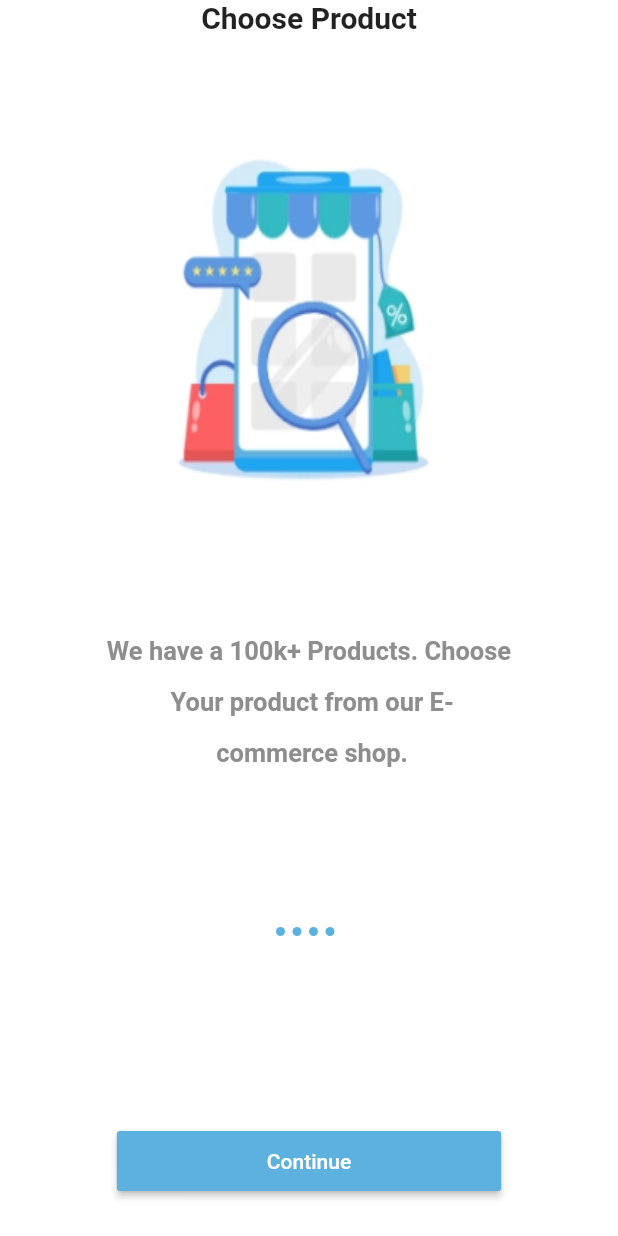
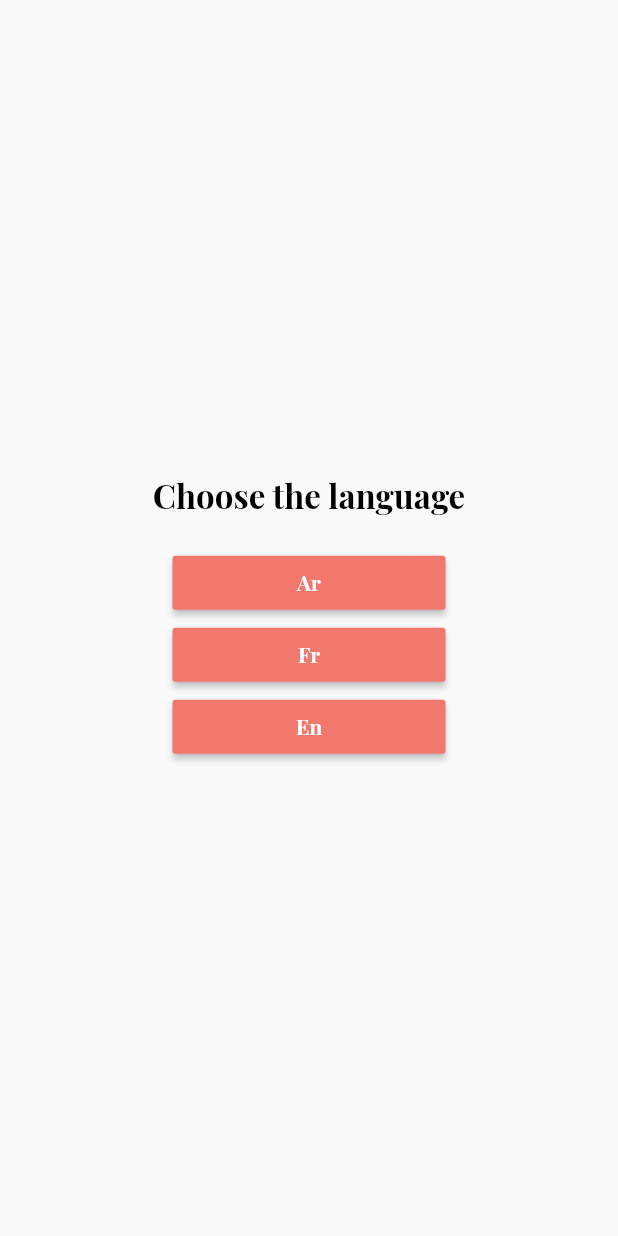
Before and after one commit to elounimedamine/Ecommerce_App_Project, a Flutter app: the screen it shows after launch, on a phone screen of 412 x 824 dp. Run offline on Flutter 3.47's test engine with Material 2 defaults, Android fonts, the phone set to English and light mode, and no system bars; our stand-ins replace get, shared_preferences; project files that could hold a hidden picture were left out.

Commit message:
Last Commit
Signed-off-by: elounimedamine <74010738+elounimedamine@users.noreply.github.com>

```diff
--- a/lib/core/constant/color.dart
+++ b/lib/core/constant/color.dart
@@ -2,5 +2,8 @@ import 'package:flutter/material.dart';
 
 class AppColor {
   static const Color grey = Color(0xff8e8e8e);
-  static const Color primaryColor = Color(0xff5DB1DF);
+  //static const Color primaryColor = Color(0xff5DB1DF);
+  static const Color backgroundcolor = Color(0xffF8F9FD);
+  static const Color black = Color(0xff000000);
+  static const Color primaryColor = Color(0xffF2786D);
 }
--- /dev/null
+++ b/lib/core/constant/routes.dart
@@ -0,0 +1,5 @@
+class AppRoute {
+  static const String onBoarding = "/onboarding";
+  static const String login = "/login"; // '/' pour le Getx, static pour les accéder directement
+
+}
--- /dev/null
+++ b/lib/core/localization/changelocal.dart
@@ -0,0 +1,32 @@
+import 'dart:ui';
+
+import 'package:ecommerce_app_project/core/services/services.dart';
+import 'package:get/get.dart';
+
+class LocalController extends GetxController {
+  Locale? language;
+
+  MyServices myServices = Get.find();
+
+  changeLang(String langcode) {
+    Locale locale = Locale(langcode);
+    myServices.sharedPreferences.setString(
+        "lang", langcode); //pour sauvegarder l'état du langue choisis
+    Get.updateLocale(locale);
+  }
+
+  @override
+  void onInit() {
+    String? sharedPrefLang = myServices.sharedPreferences.getString("lang");
+    if (sharedPrefLang == "ar") {
+      language = const Locale("ar");
+    } else if (sharedPrefLang == "fr") {
+      language = const Locale("fr");
+    } else if (sharedPrefLang == "en") {
+      language = const Locale("en");
+    } else {
+      language = Locale(Get.deviceLocale!.languageCode); //lang par défaut
+    }
+    super.onInit();
+  }
+}
--- /dev/null
+++ b/lib/core/localization/translation.dart
@@ -0,0 +1,11 @@
+import 'package:get/get.dart';
+
+class MyTranslation extends Translations{
+  @override
+  Map<String, Map<String, String>> get keys => {
+    "ar": {"1": "اختر اللغة"},
+    "fr": {"1": "Choisissez la langue"},
+    "en": {"1": "Choose the language"}
+  };
+
+}
--- /dev/null
+++ b/lib/core/services/services.dart
@@ -0,0 +1,15 @@
+import 'package:get/get.dart';
+import 'package:shared_preferences/shared_preferences.dart';
+
+class MyServices extends GetxService {
+  late SharedPreferences sharedPreferences;
+
+  Future<MyServices> init() async {
+    sharedPreferences = await SharedPreferences.getInstance();
+    return this;
+  }
+}
+
+initialServices() async {
+  await Get.putAsync(() => MyServices().init());
+}
--- a/lib/data/datasource/static/static.dart
+++ b/lib/data/datasource/static/static.dart
@@ -5,5 +5,5 @@ List<OnBoardingModel> onBoardingList = [
   OnBoardingModel(title: "Choose Product", body: "We have a 100k+ Products. Choose \n Your product from our E- \n commerce shop.", image: AppImageAsset.onBoardingImageOne),
   OnBoardingModel(title: "Easy & Safe Payment", body:  "Easy Checkout & Safe Payment \n method. Trusted by our Customers \n from all over the world.", image: AppImageAsset.onBoardingImageTwo),
   OnBoardingModel(title: "Track Your Order", body: "Best Tracker has been Used For \n Track your order. You'll know where \n your product is at the moment.", image: AppImageAsset.onBoardingImageThree),
-  OnBoardingModel(title: "Fast Delivery", body: "Reliable And Fast Delivery. We \n Deliver your product the fastest \n way possible.", image: AppImageAsset.onBoardingImageFour),
+  //OnBoardingModel(title: "Fast Delivery", body: "Reliable And Fast Delivery. We \n Deliver your product the fastest \n way possible.", image: AppImageAsset.onBoardingImageFour),
 ];
--- a/lib/main.dart
+++ b/lib/main.dart
@@ -1,9 +1,18 @@
-import 'package:ecommerce_app_project/view/screen/onboarding.dart';
+import 'package:ecommerce_app_project/core/localization/changelocal.dart';
+import 'package:ecommerce_app_project/core/localization/translation.dart';
+import 'package:ecommerce_app_project/core/services/services.dart';
+import 'package:ecommerce_app_project/routes.dart';
+import 'package:ecommerce_app_project/view/screen/language.dart';
 import 'package:flutter/material.dart';
 import 'package:get/get.dart';
 
+import 'core/constant/color.dart';
 
-void main() {
+void main() async {
+  WidgetsFlutterBinding.ensureInitialized();
+
+  await initialServices();
+
   runApp(const MyApp());
 }
 
@@ -13,13 +22,28 @@ class MyApp extends StatelessWidget {
   // This widget is the root of your application.
   @override
   Widget build(BuildContext context) {
+    LocalController controller = Get.put(LocalController());
     return GetMaterialApp(
-      debugShowCheckedModeBanner: false ,
-      title: 'Flutter Demo',
+      translations: MyTranslation(),
+      debugShowCheckedModeBanner: false,
+      title: 'E-commerce Application',
+      locale: controller.language,
       theme: ThemeData(
+        fontFamily: "PlayfairDisplay",
+        textTheme: const TextTheme(
+            headline1: TextStyle(
+                fontWeight: FontWeight.bold,
+                fontSize: 22,
+                color: AppColor.black),
+            bodyText1: TextStyle(
+                height: 2,
+                color: AppColor.grey,
+                fontWeight: FontWeight.bold,
+                fontSize: 15)),
         primarySwatch: Colors.blue,
       ),
-      home:const OnBoarding(),
+      home: const Language(), //OnBoarding(),
+      routes: routes,
     );
   }
 }
--- /dev/null
+++ b/lib/routes.dart
@@ -0,0 +1,9 @@
+import 'package:ecommerce_app_project/core/constant/routes.dart';
+import 'package:ecommerce_app_project/view/screen/auth/login.dart';
+import 'package:ecommerce_app_project/view/screen/onboarding.dart';
+import 'package:flutter/material.dart';
+
+Map<String, Widget Function(BuildContext)> routes = {
+  AppRoute.login: (context) => const Login(),
+  AppRoute.onBoarding: (context) => const OnBoarding(),
+};
--- /dev/null
+++ b/lib/view/screen/language.dart
@@ -0,0 +1,44 @@
+import 'package:ecommerce_app_project/core/constant/routes.dart';
+import 'package:ecommerce_app_project/core/localization/changelocal.dart';
+import 'package:ecommerce_app_project/view/widget/language/custombuttomlang.dart';
+import 'package:flutter/material.dart';
+import 'package:get/get.dart';
+
+class Language extends GetView<LocalController> {
+  const Language({Key? key}) : super(key: key);
+
+  @override
+  Widget build(BuildContext context) {
+    return Scaffold(
+      body: Container(
+          padding: const EdgeInsets.all(15),
+          child: Column(
+            mainAxisAlignment: MainAxisAlignment.center,
+            children: [
+              Text("1".tr,
+                  style: Theme.of(context)
+                      .textTheme
+                      .headline1), //pour choisir dynamiquement la langue
+              const SizedBox(height: 20),
+              CustomButtonLang(
+                  textbutton: "Ar",
+                  onPressed: () {
+                    controller.changeLang("ar");
+                  }),
+              CustomButtonLang(
+                  textbutton: "Fr",
+                  onPressed: () {
+                    controller.changeLang("fr");
+                    Get.toNamed(AppRoute.onBoarding); //pour revenir à la page pour modifier la langue
+                  }),
+              CustomButtonLang(
+                  textbutton: "En",
+                  onPressed: () {
+                    controller.changeLang("en");
+                    Get.toNamed(AppRoute.onBoarding); //pour revenir à la page pour modifier la langu
+                  }),
+            ],
+          )),
+    );
+  }
+}
--- a/lib/view/screen/onboarding.dart
+++ b/lib/view/screen/onboarding.dart
@@ -1,19 +1,23 @@
+import 'package:ecommerce_app_project/controller/onboarding_controller.dart';
+import 'package:ecommerce_app_project/core/constant/color.dart';
 import 'package:ecommerce_app_project/view/widget/onboarding/custombutton.dart';
 import 'package:ecommerce_app_project/view/widget/onboarding/customslider.dart';
 import 'package:ecommerce_app_project/view/widget/onboarding/dotcontroller.dart';
 import 'package:flutter/material.dart';
+import 'package:get/get.dart';
 
 class OnBoarding extends StatelessWidget {
   const OnBoarding({Key? key}) : super(key: key);
 
   @override
   Widget build(BuildContext context) {
+    Get.put(OnBoardingControllerImp()); //appel de la class OnBoardingControllerImp
     return Scaffold(
-        backgroundColor: Colors.white,
+        backgroundColor: AppColor.backgroundcolor,
         body: SafeArea(
           child: Column(children: [
             const Expanded(
-              flex: 3,
+              flex: 4,
               child: CustomSliderOnBoarding(),
             ),
             Expanded(
--- /dev/null
+++ b/lib/view/widget/language/custombuttomlang.dart
@@ -0,0 +1,24 @@
+import 'package:ecommerce_app_project/core/constant/color.dart';
+import 'package:flutter/material.dart';
+
+class CustomButtonLang extends StatelessWidget {
+  final String textbutton;
+  final void Function()? onPressed;
+  const CustomButtonLang({Key? key, required this.textbutton, this.onPressed})
+      : super(key: key);
+
+  @override
+  Widget build(BuildContext context) {
+    return Container(
+      padding: const EdgeInsets.symmetric(horizontal: 100),
+      width: double.infinity,
+      child: MaterialButton(
+        color: AppColor.primaryColor,
+        textColor: Colors.white,
+        onPressed: onPressed,
+        child: Text(textbutton,
+            style: const TextStyle(fontWeight: FontWeight.bold)),
+      ),
+    );
+  }
+}
--- a/lib/view/widget/onboarding/customslider.dart
+++ b/lib/view/widget/onboarding/customslider.dart
@@ -1,42 +1,44 @@
-import 'package:ecommerce_app_project/core/constant/color.dart';
+// ignore_for_file: avoid_print
+
+import 'package:ecommerce_app_project/controller/onboarding_controller.dart';
 import 'package:ecommerce_app_project/data/datasource/static/static.dart';
-import 'package:flutter/cupertino.dart';
+import 'package:flutter/material.dart';
+import 'package:get/get.dart';
 
-class CustomSliderOnBoarding extends StatelessWidget {
+class CustomSliderOnBoarding extends GetView<OnBoardingControllerImp> {
   const CustomSliderOnBoarding({Key? key}) : super(key: key);
 
   @override
   Widget build(BuildContext context) {
     return PageView.builder(
+      controller: controller.pageController, //pour la navigation
+        onPageChanged: (val) {
+          controller.onPageChanged(val);
+        },
         itemCount: onBoardingList.length,
         itemBuilder: (context, i) => SingleChildScrollView(
-          child: Column(
+              child: Column(
                 children: [
-                  Text(onBoardingList[i].title!,
-                      style: const TextStyle(
-                          fontWeight: FontWeight.bold, fontSize: 20)),
-                  const SizedBox(height: 80),
                   Image.asset(
                     onBoardingList[i].image!,
-                    width: 200,
-                    height: 230,
-                    fit: BoxFit.fill,
+                    //width: 200,
+                    //height: 230,
+                    //fit: BoxFit.fill,
                   ),
                   const SizedBox(height: 80),
+                  Text(onBoardingList[i].title!,
+                      style: Theme.of(context).textTheme.headline1), //appel
+                  const SizedBox(height: 20),
                   Container(
                       width: double.infinity,
                       alignment: Alignment.center,
                       child: Text(
                         onBoardingList[i].body!,
                         textAlign: TextAlign.center,
-                        style: const TextStyle(
-                            height: 2,
-                            color: AppColor.grey,
-                            fontWeight: FontWeight.bold,
-                            fontSize: 17),
+                        style: Theme.of(context).textTheme.bodyText1, //appel
                       )),
                 ],
               ),
-        ));
+            ));
   }
 }
--- a/lib/view/widget/onboarding/dotcontroller.dart
+++ b/lib/view/widget/onboarding/dotcontroller.dart
@@ -1,6 +1,8 @@
+import 'package:ecommerce_app_project/controller/onboarding_controller.dart';
 import 'package:ecommerce_app_project/core/constant/color.dart';
 import 'package:ecommerce_app_project/data/datasource/static/static.dart';
 import 'package:flutter/material.dart';
+import 'package:get/get.dart';
 
 class CustomDotControllerOnBoarding extends StatelessWidget {
   const CustomDotControllerOnBoarding({Key? key}) : super(key: key);
@@ -8,7 +10,8 @@ class CustomDotControllerOnBoarding extends StatelessWidget {
   @override
   Widget build(BuildContext context) {
     const Spacer(flex: 1); //espacement entre les 4 points et le texte précédent.
-    return Row(
+    return GetBuilder<OnBoardingControllerImp>(
+      builder: (controller) => Row(
       mainAxisAlignment: MainAxisAlignment.center,
       children: [
         ...List.generate(
@@ -16,13 +19,13 @@ class CustomDotControllerOnBoarding extends StatelessWidget {
             (index) => AnimatedContainer(
                   margin: const EdgeInsets.only(right: 5),
                   duration: const Duration(milliseconds: 900),
-                  width: 6,
+                  width: controller.currentPage == index ? 20 : 5, //pour modifier la largueur du point de controller
                   height: 6,
                   decoration: BoxDecoration(
                       color: AppColor.primaryColor,
                       borderRadius: BorderRadius.circular(10)),
                 ))
       ],
-    );
+    ));
   }
 }
```
Also changed, not shown: lib/controller/onboarding_controller.dart (added, +41 -0 lines), lib/core/constant/imageasset.dart (+4 -4 lines), lib/view/screen/auth/login.dart (added, +15 -0 lines), lib/view/widget/onboarding/custombutton.dart (+6 -2 lines), assets/images/one.PNG (added), assets/images/three.PNG (added), assets/images/two.PNG (added).
